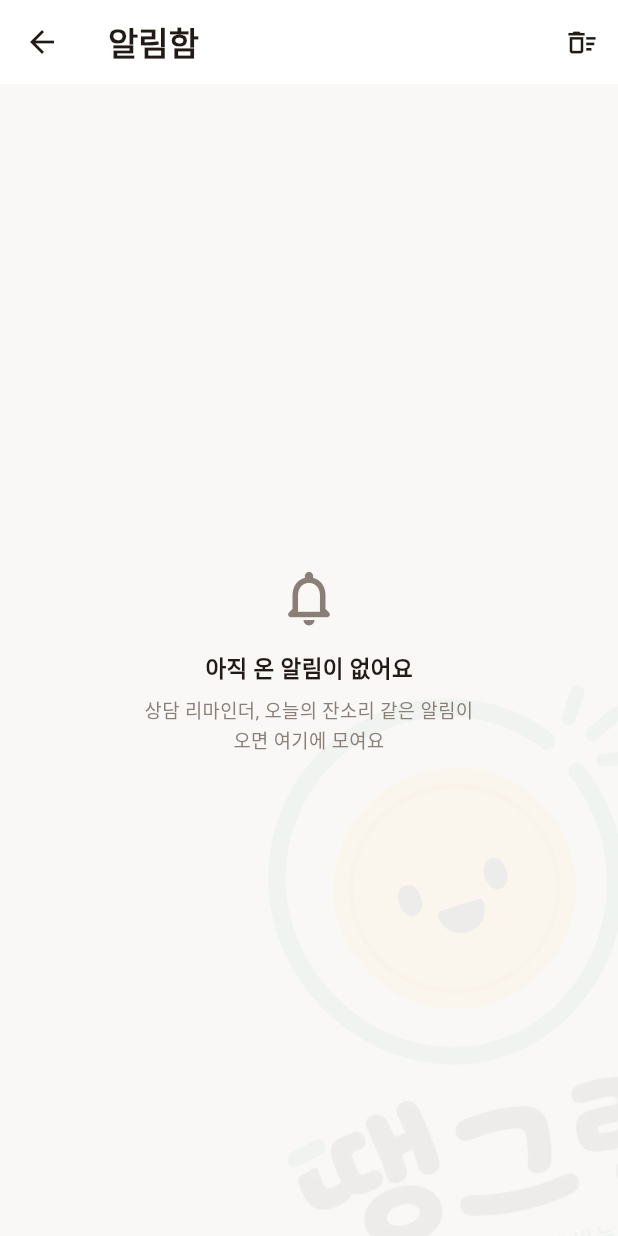
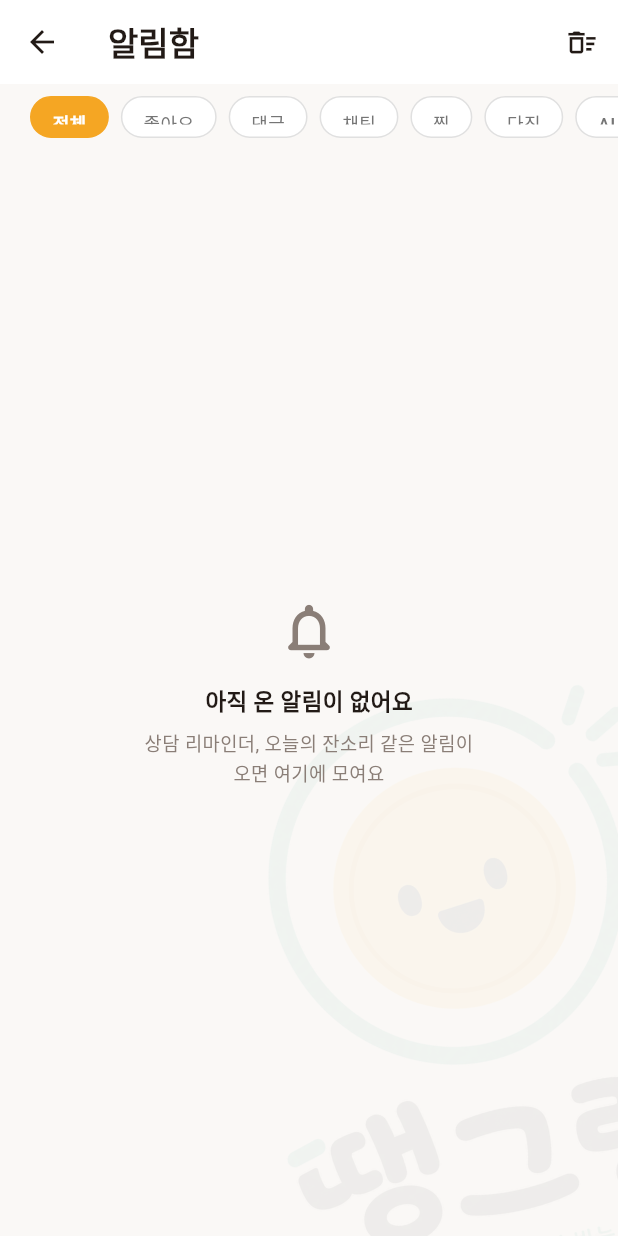
Before and after one commit to coolpxp-source/flutter-project-Ddaenggeurang, a Flutter app: the NotificationHistoryScreen screen opened directly, on a phone screen of 412 x 824 dp. Run offline on Flutter 3.47's test engine with Material 3 defaults, Android fonts, the phone set to English and light mode, and no system bars; our stand-ins replace cloud_firestore, cloud_functions, firebase_auth, firebase_core, firebase_messaging, firebase_storage and 17 more; missing offline and left inert: add_2_calendar, app_badge_plus, circular_menu; accounts and stored records are empty; generated files the repository leaves out were written again; Roboto replaces fonts that are missing (Gothic A1).

Commit message:
feat: 마켓 알림 트리거 추가 및 알림함 필터/아이콘 개선

```diff
--- a/lib/screens/notification/notification_history_screen.dart
+++ b/lib/screens/notification/notification_history_screen.dart
@@ -13,6 +13,24 @@ const _purple = Color(0xFF6C5CE7);
 const _purpleSoft = Color(0xFFEDE9FE);
 const _amberSoft = Color(0xFFFFF3DE);
 
+/// 알림함 필터 — "전체"는 null(필터 없음), 나머지는 알림 type 값과 매칭
+class _NotificationFilter {
+  final String label;
+  final String? type;
+  const _NotificationFilter(this.label, this.type);
+}
+
+const _filters = [
+  _NotificationFilter('전체', null),
+  _NotificationFilter('좋아요', 'post_like'),
+  _NotificationFilter('댓글', 'post_comment'),
+  _NotificationFilter('채팅', 'chat_message'),
+  _NotificationFilter('찜', 'product_favorite'),
+  _NotificationFilter('다짐', 'resolution'),
+  _NotificationFilter('AI 잔소리', 'nagging'),
+  _NotificationFilter('AI 상담', 'consult'),
+];
+
 /// 알림함 — 앱이 켜져 있을 때 실제로 띄운 로컬 알림(상담 리마인더/오늘의 잔소리)의
 /// 기록. 화면을 열면 안 읽은 알림을 전부 읽음 처리한다.
 class NotificationHistoryScreen extends StatefulWidget {
@@ -27,6 +45,8 @@ class _NotificationHistoryScreenState extends State<NotificationHistoryScreen> {
   final _service = NotificationHistoryService();
   String get _uid => FirebaseAuth.instance.currentUser!.uid;
   bool _markedRead = false;
+
+  String? _selectedType; // null = 전체
 
   Future<void> _markAllRead(List<NotificationEntry> items) async {
     if (_markedRead) return;
@@ -58,6 +78,30 @@ class _NotificationHistoryScreenState extends State<NotificationHistoryScreen> {
 
   (IconData, Color, Color) _visualFor(String type) {
     switch (type) {
+      case 'post_like':
+        return (
+        Icons.favorite_rounded,
+        const Color(0xFFEE5586),
+        const Color(0xFFFFE3EC),
+        );
+      case 'post_comment':
+        return (
+        Icons.mode_comment_rounded,
+        const Color(0xFF5B9BD5),
+        const Color(0xFFEAF2FA),
+        );
+      case 'chat_message':
+        return (
+        Icons.chat_bubble_rounded,
+        const Color(0xFF00A86B),
+        const Color(0xFFE0F7EC),
+        );
+      case 'product_favorite':
+        return (
+        Icons.storefront_rounded,
+        const Color(0xFFFF8A3D),
+        const Color(0xFFFFF0E8),
+        );
       case 'nagging':
         return (Icons.record_voice_over_rounded, _purple, _purpleSoft);
       case 'resolution':
@@ -129,7 +173,11 @@ class _NotificationHistoryScreenState extends State<NotificationHistoryScreen> {
               ),
             ),
           ),
-          StreamBuilder<List<NotificationEntry>>(
+          Column(
+            children: [
+              _buildFilterBar(),
+              Expanded(
+                child: StreamBuilder<List<NotificationEntry>>(
                   stream: _service.watchHistory(_uid),
                   builder: (context, snap) {
                     if (!snap.hasData) {
@@ -140,16 +188,25 @@ class _NotificationHistoryScreenState extends State<NotificationHistoryScreen> {
                         ),
                       );
                     }
-              final items = snap.data!;
+                    final allItems = snap.data!;
                     WidgetsBinding.instance.addPostFrameCallback(
-                (_) => _markAllRead(items),
+                          (_) => _markAllRead(allItems),
                     );
 
-              if (items.isEmpty) {
+                    final items = _selectedType == null
+                        ? allItems
+                        : allItems.where((e) => e.type == _selectedType).toList();
+
+                    if (allItems.isEmpty) {
                       return const _EmptyHistory();
                     }
+
+                    if (items.isEmpty) {
+                      return _buildEmptyFilterResult();
+                    }
+
                     return ListView.separated(
-                padding: const EdgeInsets.all(20),
+                      padding: const EdgeInsets.fromLTRB(20, 8, 20, 20),
                       itemCount: items.length,
                       separatorBuilder: (_, _) => const SizedBox(height: 12),
                       itemBuilder: (context, i) => _NotificationCard(
@@ -161,7 +218,69 @@ class _NotificationHistoryScreenState extends State<NotificationHistoryScreen> {
                     );
                   },
                 ),
+              ),
             ],
+          ),
+        ],
+      ),
+    );
+  }
+
+  /// 알림 타입별 필터 칩 (전체/좋아요/댓글/채팅/찜)
+  Widget _buildFilterBar() {
+    return SizedBox(
+      height: 44,
+      child: ListView.separated(
+        scrollDirection: Axis.horizontal,
+        padding: const EdgeInsets.fromLTRB(20, 8, 20, 8),
+        itemCount: _filters.length,
+        separatorBuilder: (_, _) => const SizedBox(width: 8),
+        itemBuilder: (context, i) {
+          final filter = _filters[i];
+          final selected = _selectedType == filter.type;
+
+          return GestureDetector(
+            onTap: () => setState(() => _selectedType = filter.type),
+            child: Container(
+              padding: const EdgeInsets.symmetric(horizontal: 14, vertical: 8),
+              decoration: BoxDecoration(
+                color: selected ? _accent : Colors.white,
+                borderRadius: BorderRadius.circular(20),
+                border: Border.all(
+                  color: selected ? _accent : Colors.grey[300]!,
+                ),
+              ),
+              alignment: Alignment.center,
+              child: Text(
+                filter.label,
+                style: TextStyle(
+                  fontSize: 12,
+                  fontWeight: selected ? FontWeight.bold : FontWeight.w500,
+                  color: selected ? Colors.white : Colors.grey[600],
+                ),
+              ),
+            ),
+          );
+        },
+      ),
+    );
+  }
+
+  Widget _buildEmptyFilterResult() {
+    return Center(
+      child: Padding(
+        padding: const EdgeInsets.all(32),
+        child: Column(
+          mainAxisSize: MainAxisSize.min,
+          children: [
+            const Icon(Icons.filter_list_off_rounded, size: 40, color: _inkSub),
+            const SizedBox(height: 12),
+            const Text(
+              '해당 알림이 없어요',
+              style: TextStyle(fontSize: 14, fontWeight: FontWeight.w700, color: _ink),
+            ),
+          ],
+        ),
       ),
     );
   }
```
Also changed, not shown: lib/main.dart (+50 -0 lines), 1 other file. Lines whose indentation alone changed are shown as unchanged.
